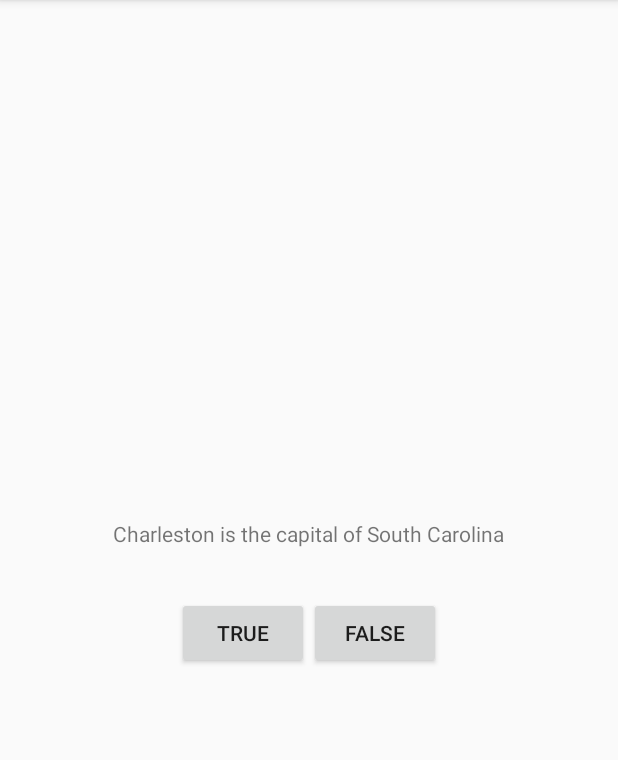
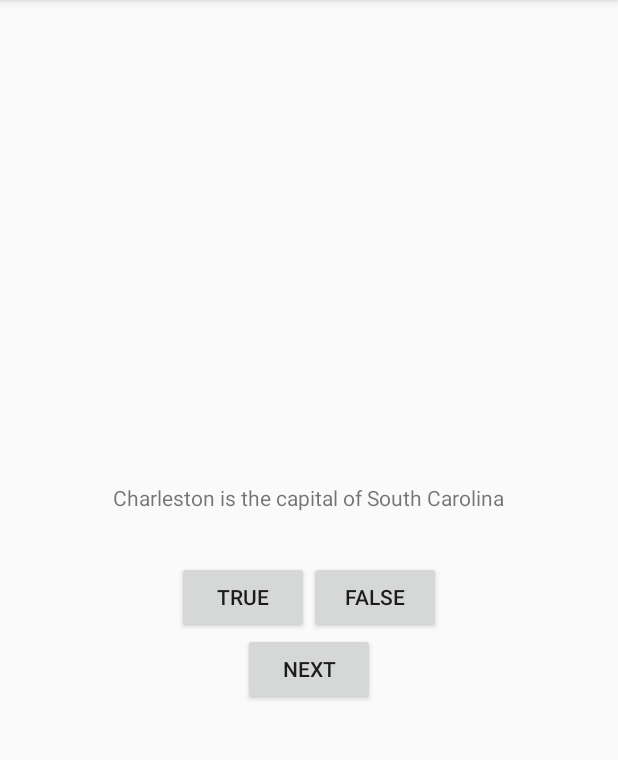
Before and after one commit to CSCI-490-MobileAppDevelopment-S2018/GeoQuiz, an Android app: the screen it shows after launch (MainActivity), on a phone screen of 412 x 824 dp, the part 84-844 px from its top. Run offline under Robolectric (Android 15) with nearby library versions, the phone set to English and light mode, and no system bars.

Commit message:
Changes to display next question

```diff
--- a/app/src/main/java/edu/cofc/geoquiz/controller/MainActivity.java
+++ b/app/src/main/java/edu/cofc/geoquiz/controller/MainActivity.java
@@ -4,19 +4,38 @@ import android.support.v7.app.AppCompatActivity;
 import android.os.Bundle;
 import android.view.View;
 import android.widget.Button;
+import android.widget.TextView;
 import android.widget.Toast;
 
 import edu.cofc.geoquiz.R;
+import edu.cofc.geoquiz.model.Question;
 
 public class MainActivity extends AppCompatActivity {
 
     private Button trueButton;
     private Button falseButton;
+    private Button nextButton;
+    private TextView questionTextView;
+
+    private Question[] questionBank = new Question[] {
+            new Question(R.string.charleston_question, false),
+            new Question(R.string.cofc_question, true),
+            new Question(R.string.columbia_question, true),
+            new Question(R.string.holy_city_question, false),
+            new Question(R.string.marion_question, true),
+            new Question(R.string.morris_island_question, false),
+    };
+
+    private int currentIndex = 0;
 
     @Override
     protected void onCreate(Bundle savedInstanceState) {
         super.onCreate(savedInstanceState);
         setContentView(R.layout.activity_main);
+
+        questionTextView = (TextView) findViewById(R.id.question_text_view);
+        int question = questionBank[currentIndex].getTextResId();
+        questionTextView.setText(question);
 
         // Find the resource and set the listener
         trueButton = (Button) findViewById(R.id.true_button);
@@ -39,6 +58,16 @@ public class MainActivity extends AppCompatActivity {
             }
         });
 
+        nextButton = (Button) findViewById(R.id.next_button);
+        nextButton.setOnClickListener(new View.OnClickListener() {
+            @Override
+            public void onClick(View v) {
+                currentIndex = (currentIndex + 1) % questionBank.length;
+                int question = questionBank[currentIndex].getTextResId();
+                questionTextView.setText(question);
+            }
+        });
+
 
     }
 }
--- a/app/src/main/java/edu/cofc/geoquiz/model/Question.java
+++ b/app/src/main/java/edu/cofc/geoquiz/model/Question.java
@@ -5,11 +5,11 @@ package edu.cofc.geoquiz.model;
  */
 public class Question {
 
-    private int testResId;
+    private int textResId;
     private boolean answerTrue;
 
-    public Question(int testResId, boolean answerTrue) {
-        this.testResId = testResId;
+    public Question(int textResId, boolean answerTrue) {
+        this.textResId = textResId;
         this.answerTrue = answerTrue;
     }
 
@@ -17,12 +17,13 @@ public class Question {
         Auto-generated getters and setters
         Code -> Generate -> Getter and Setter
      */
-    public int getTestResId() {
-        return testResId;
+
+    public int getTextResId() {
+        return textResId;
     }
 
-    public void setTestResId(int testResId) {
-        this.testResId = testResId;
+    public void setTextResId(int textResId) {
+        this.textResId = textResId;
     }
 
     public boolean isAnswerTrue() {
--- a/app/src/main/res/layout/activity_main.xml
+++ b/app/src/main/res/layout/activity_main.xml
@@ -6,10 +6,11 @@
     android:orientation="vertical" >
 
     <TextView
+        android:id="@+id/question_text_view"
         android:layout_width="wrap_content"
         android:layout_height="76dp"
         android:padding="24dp"
-        android:text="@string/question_text" />
+        />
 
     <LinearLayout
         android:layout_width="wrap_content"
@@ -28,4 +29,10 @@
             android:layout_height="wrap_content"
             android:text="@string/false_button" />
     </LinearLayout>
+
+    <Button
+        android:id="@+id/next_button"
+        android:layout_width="wrap_content"
+        android:layout_height="wrap_content"
+        android:text="@string/next_button" />
 </LinearLayout>
--- a/app/src/main/res/values/strings.xml
+++ b/app/src/main/res/values/strings.xml
@@ -1,9 +1,18 @@
 <resources>
     <string name="app_name">GeoQuiz</string>
-    <string name="question_text">Charleston is the capital of South Carolina</string>
     <string name="true_button">True</string>
     <string name="false_button">False</string>
     <string name="correct_toast">Correct!</string>
     <string name="incorrect_toast">Incorrect!</string>
+    <string name="next_button">Next</string>
+
+    <!-- Questions -->
+    <string name="charleston_question">Charleston is the capital of South Carolina</string>
+    <string name="columbia_question">Columbia is the capital of South Carolina</string>
+    <string name="marion_question">Frances Marion lake is man-made</string>
+    <string name="morris_island_question">Morris Island has an active lighthouse</string>
+    <string name="cofc_question">CofC was founded in 1770</string>
+    <string name="holy_city_question">Charleston is known for tattoo parlors</string>
+
 
 </resources>
```
Also changed, not shown: 1 other file.
